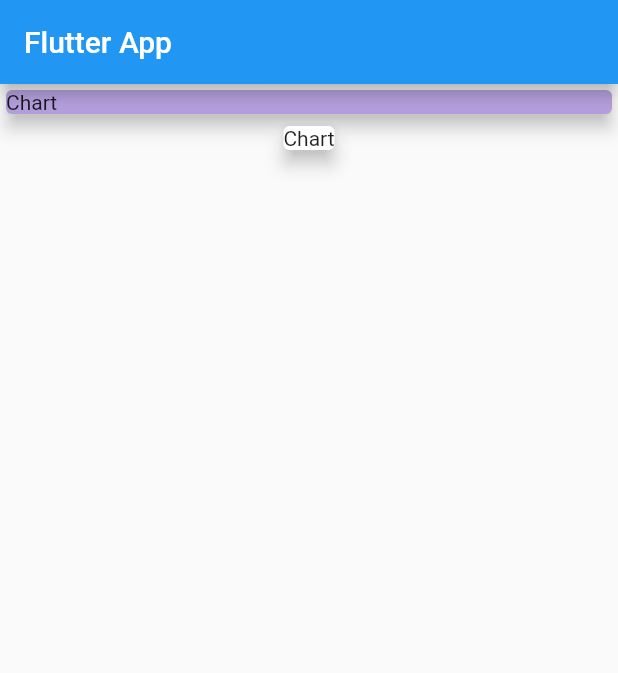
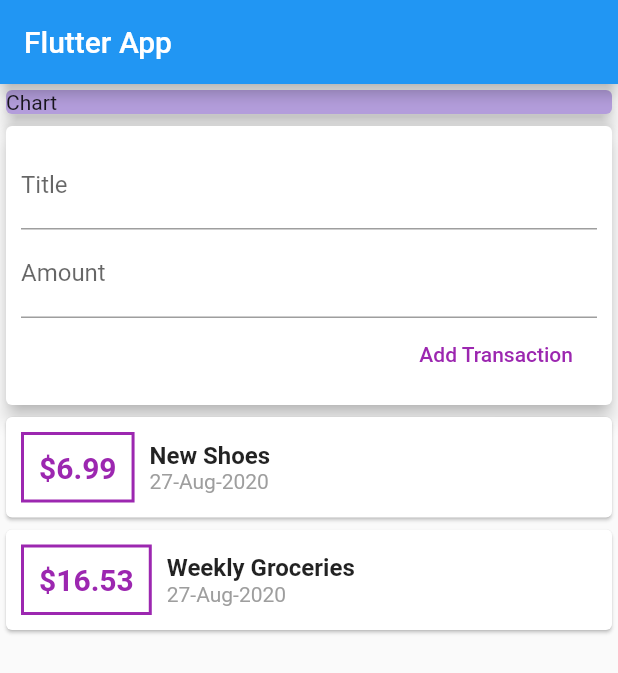
Before and after one commit to matifrancois/Expenses-Flutter-App, a Flutter app: the screen it shows after launch, on a phone screen of 412 x 824 dp. Shown: the top 673 px of the screen. Run offline on Flutter 3.47's test engine with Material 2 defaults, Android fonts, the phone set to English and light mode, and no system bars.

Commit message:
text input

```diff
--- /dev/null
+++ b/lib/Transaction.dart
@@ -0,0 +1,14 @@
+import 'package:flutter/foundation.dart';
+
+class Transaction {
+  final String id;
+  final String title;
+  final double amount;
+  final DateTime date;
+
+  Transaction(
+      {@required this.id,
+      @required this.amount,
+      @required this.title,
+      @required this.date});
+}
--- a/lib/main.dart
+++ b/lib/main.dart
@@ -1,4 +1,6 @@
 import 'package:flutter/material.dart';
+import 'package:first_app/Transaction.dart';
+import 'package:intl/intl.dart';
 
 void main() {
   runApp(MyApp());
@@ -15,6 +17,22 @@ class MyApp extends StatelessWidget {
 }
 
 class MyHomePage extends StatelessWidget {
+  //lista de transacciones.
+  final List<Transaction> transactions = [
+    Transaction(
+        id: 't1', title: 'New Shoes', amount: 6.99, date: DateTime.now()),
+    Transaction(
+        id: 't2',
+        title: 'Weekly Groceries',
+        amount: 16.53,
+        date: DateTime.now()),
+  ];
+
+  // String titleInput;
+  // String amountInput;
+  final titleController = TextEditingController();
+  final amountController = TextEditingController();
+
   @override
   Widget build(BuildContext context) {
     return Scaffold(
@@ -22,6 +40,9 @@ class MyHomePage extends StatelessWidget {
         title: Text('Flutter App'),
       ),
       body: Column(
+        //las siguientes lineas controlan el layout de los comp de la columna.
+        mainAxisAlignment: MainAxisAlignment.start,
+        crossAxisAlignment: CrossAxisAlignment.stretch,
         children: <Widget>[
           Container(
             width: double.infinity,
@@ -32,9 +53,87 @@ class MyHomePage extends StatelessWidget {
             ),
           ),
           Card(
-            child: Text('Chart'),
             elevation: 5,
+            child: Container(
+              padding: EdgeInsets.all(10),
+              child: Column(
+                crossAxisAlignment: CrossAxisAlignment.end,
+                children: <Widget>[
+                  TextField(
+                    decoration: InputDecoration(labelText: 'Title'),
+                    controller: titleController,
+                    // onChanged: (value) {
+                    //   titleInput = value;
+                    // },
+                  ),
+                  TextField(
+                    decoration: InputDecoration(labelText: 'Amount'),
+                    controller: amountController,
+                    // onChanged: (String val) {
+                    //   amountInput = val;
+                    // },
+                  ),
+                  FlatButton(
+                    child: Text('Add Transaction'),
+                    textColor: Colors.purple,
+                    onPressed: () {
+                      print(titleController.text);
+                      print(amountController.text);
+                    },
+                  )
+                ],
+              ),
+            ),
           ),
+          Column(
+            //a continuacion con la funcion .map se iterara por todos los elementos
+            //del mapa transactions llamandolos tx por vez.
+            children: transactions.map((tx) {
+              return Card(
+                child: Row(
+                  children: <Widget>[
+                    Container(
+                      margin:
+                          EdgeInsets.symmetric(vertical: 10, horizontal: 10),
+                      decoration: BoxDecoration(
+                        border: Border.all(
+                          color: Colors.purple,
+                          width: 2,
+                        ),
+                      ),
+                      padding: EdgeInsets.all(10),
+                      child: Text(
+                        //la notacion que sigue es string interpolation
+                        //es similar a hacer: '\$' + tx.amount.toString()
+                        '\$${tx.amount}',
+                        style: TextStyle(
+                          fontWeight: FontWeight.bold,
+                          fontSize: 20,
+                          color: Colors.purple,
+                        ),
+                      ),
+                    ),
+                    Column(
+                      crossAxisAlignment: CrossAxisAlignment.start,
+                      children: <Widget>[
+                        Text(
+                          tx.title,
+                          style: TextStyle(
+                            fontSize: 16,
+                            fontWeight: FontWeight.bold,
+                          ),
+                        ),
+                        Text(
+                          DateFormat('dd-MMM-yyyy').format(tx.date),
+                          style: TextStyle(color: Colors.grey),
+                        ),
+                      ],
+                    ),
+                  ],
+                ),
+              );
+            }).toList(),
+          )
         ],
       ),
     );
--- a/pubspec.yaml
+++ b/pubspec.yaml
@@ -23,6 +23,7 @@ environment:
 dependencies:
   flutter:
     sdk: flutter
+  intl: ^0.16.1
 
 
   # The following adds the Cupertino Icons font to your application.
```
Also changed, not shown: pubspec.lock.
